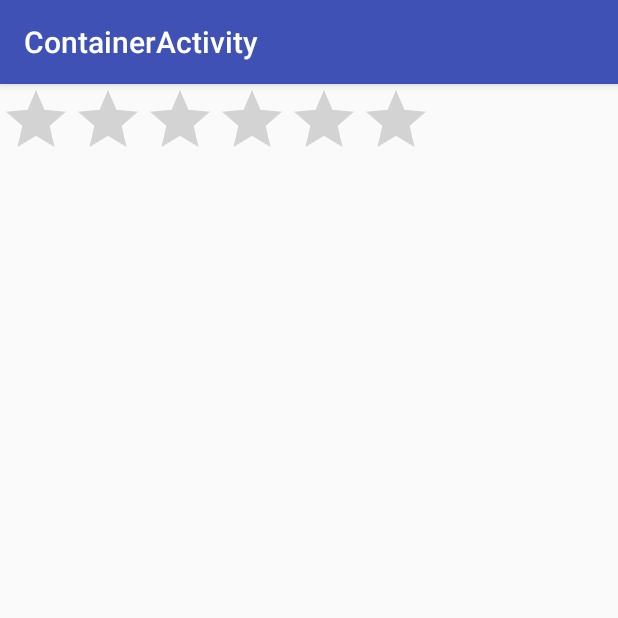
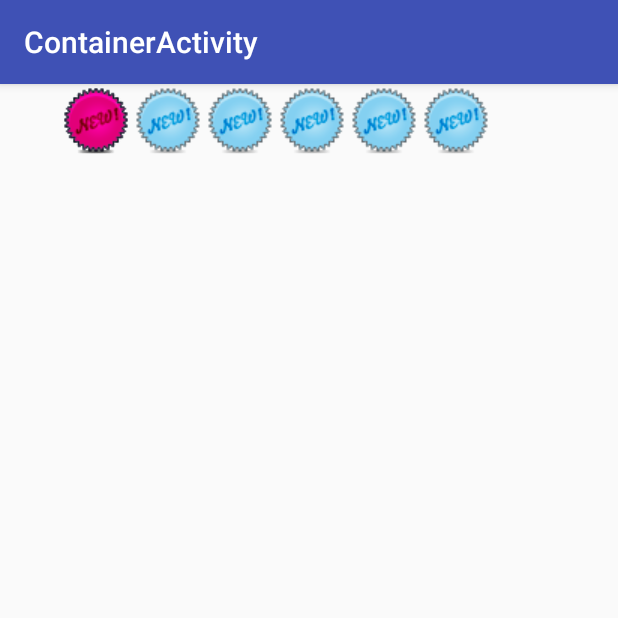
Before and after one commit to ysemylord/MyApplication, an Android app: the screen it shows after launch (ContainerActivity), after a tap on "RatingBar", on a phone screen of 412 x 824 dp, the top half of it. Run offline under Robolectric (Android 15) with nearby library versions, the phone set to English and light mode, and no system bars; our stand-ins replace ButterKnife.

Commit message:
" SeekBar"

```diff
--- a/app/src/main/java/com/example/sijia/myapplication/Main2Activity.java
+++ b/app/src/main/java/com/example/sijia/myapplication/Main2Activity.java
@@ -10,7 +10,8 @@ import android.widget.ListView;
 import android.widget.TextView;
 
 import com.example.sijia.myapplication.FormatAdapter.SimpleListViewBaseAdapter;
-import com.example.sijia.myapplication.fragment.RatingBarFragment;
+import com.example.sijia.myapplication.fragment.WidgetUse.RatingBarFragment;
+import com.example.sijia.myapplication.fragment.WidgetUse.SeekBarFragment;
 
 import java.util.ArrayList;
 import java.util.List;
@@ -31,6 +32,7 @@ public class Main2Activity extends AppCompatActivity {
         ButterKnife.bind(this);
         mNames=new ArrayList<>();
         mNames.add("RatingBar");
+        mNames.add("SeekBar");
         ShowFragnemtnAdapter showFragnemtnAdapter=new ShowFragnemtnAdapter(this,mNames);
         mFragmentListView.setAdapter(showFragnemtnAdapter);
         mFragmentListView.setOnItemClickListener(new AdapterView.OnItemClickListener() {
@@ -40,6 +42,8 @@ public class Main2Activity extends AppCompatActivity {
 
                 if(position==0){
                     intent.putExtra("Fragment", new RatingBarFragment());
+                }else if(position==1){
+                    intent.putExtra("Fragment", new SeekBarFragment());
                 }
 
                 startActivity(intent);
--- a/app/src/main/java/com/example/sijia/myapplication/fragment/RatingBarFragment.java
+++ b/app/src/main/java/com/example/sijia/myapplication/fragment/WidgetUse/RatingBarFragment.java
@@ -1,15 +1,20 @@
-package com.example.sijia.myapplication.fragment;
+package com.example.sijia.myapplication.fragment.WidgetUse;
 
 import android.content.Context;
 import android.os.Bundle;
 import android.support.v4.app.Fragment;
+import android.util.Log;
 import android.view.LayoutInflater;
 import android.view.View;
 import android.view.ViewGroup;
+import android.widget.RatingBar;
 
 import com.example.sijia.myapplication.R;
 
 import java.io.Serializable;
+
+import butterknife.Bind;
+import butterknife.ButterKnife;
 
 /**
  * A simple {@link Fragment} subclass.
@@ -19,9 +24,11 @@ import java.io.Serializable;
  * Use the {@link RatingBarFragment#newInstance} factory method to
  * create an instance of this fragment.
  */
-public class RatingBarFragment extends Fragment implements Serializable{
+public class RatingBarFragment extends Fragment implements Serializable {
 
 
+    @Bind(R.id.rating_bar)
+    RatingBar ratingBar;
 
 
     @Override
@@ -34,7 +41,15 @@ public class RatingBarFragment extends Fragment implements Serializable{
     public View onCreateView(LayoutInflater inflater, ViewGroup container,
                              Bundle savedInstanceState) {
         // Inflate the layout for this fragment
-        return inflater.inflate(R.layout.fragment_rating_bar, container, false);
+        View view = inflater.inflate(R.layout.fragment_rating_bar, container, false);
+        ButterKnife.bind(this, view);
+        ratingBar.setOnRatingBarChangeListener(new RatingBar.OnRatingBarChangeListener() {
+            @Override
+            public void onRatingChanged(RatingBar ratingBar, float rating, boolean fromUser) {
+                Log.i("rating",rating+"");
+            }
+        });
+        return view;
     }
 
     @Override
@@ -42,4 +57,10 @@ public class RatingBarFragment extends Fragment implements Serializable{
         super.onAttach(context);
 
     }
+
+    @Override
+    public void onDestroyView() {
+        super.onDestroyView();
+        ButterKnife.unbind(this);
+    }
 }
--- a/app/src/main/res/drawable/rating_bar_custom.xml
+++ b/app/src/main/res/drawable/rating_bar_custom.xml
@@ -10,6 +10,6 @@
         android:id="@android:id/secondaryProgress"
         android:drawable="@drawable/ratingbar_bg" />
     <item
-        android:id="@android:id/background"
+        android:id="@android:id/progress"
         android:drawable="@drawable/ratingbar_star" />
 </layer-list>
--- /dev/null
+++ b/app/src/main/res/drawable/seek_bar_thumb.xml
@@ -0,0 +1,5 @@
+<?xml version="1.0" encoding="utf-8"?>
+<selector xmlns:android="http://schemas.android.com/apk/res/android">
+    <item android:drawable="@drawable/seekbar_thumb_prees" android:state_pressed="true"></item>
+    <item android:drawable="@drawable/seekbar_thumb_normal"></item>
+</selector>
--- a/app/src/main/res/layout/fragment_rating_bar.xml
+++ b/app/src/main/res/layout/fragment_rating_bar.xml
@@ -1,19 +1,24 @@
-<FrameLayout xmlns:android="http://schemas.android.com/apk/res/android"
+<LinearLayout xmlns:android="http://schemas.android.com/apk/res/android"
     xmlns:tools="http://schemas.android.com/tools" android:layout_width="match_parent"
     android:layout_height="match_parent"
-    tools:context="com.example.sijia.myapplication.fragment.RatingBarFragment">
+    android:orientation="vertical"
+    tools:context="com.example.sijia.myapplication.fragment.WidgetUse.RatingBarFragment">
 
     <!-- TODO: Update blank fragment layout -->
-<!--   <RatingBar
+    <!--numStars 总数，rating 当前选中星星数,stopSize 步长即
+    isIndicator 不可点击，不可滑动
+    -->
+   <RatingBar
+       android:layout_marginLeft="40dp"
        android:layout_width="wrap_content"
        android:layout_height="wrap_content"
+       android:progressDrawable="@drawable/rating_bar_custom"
+       android:id="@+id/rating_bar"
        android:numStars="6"
+       android:rating="1"
+       android:stepSize="0.5"
+       />
 
-       android:progressDrawable="@drawable/rating_bar_custom"
-       />-->
-    <RatingBar
-        android:layout_width="wrap_content"
-        android:layout_height="wrap_content"
-        android:numStars="6"
-        />
-</FrameLayout>
+
+
+</LinearLayout>
--- a/app/src/main/res/values/styles.xml
+++ b/app/src/main/res/values/styles.xml
@@ -38,4 +38,5 @@
         <item name="android:button">@null</item>
     </style>
 
+
 </resources>
```
Also changed, not shown: app/src/main/java/com/example/sijia/myapplication/fragment/WidgetUse/SeekBarFragment.java (added, +39 -0 lines), app/src/main/res/drawable/seek_bar_sutom_progress.xml (added, +28 -0 lines), app/src/main/res/layout/fragment_seek_bar.xml (added, +16 -0 lines), app/src/main/res/drawable/seekbar_thumb_normal.png (added), app/src/main/res/drawable/seekbar_thumb_prees.png (added).
